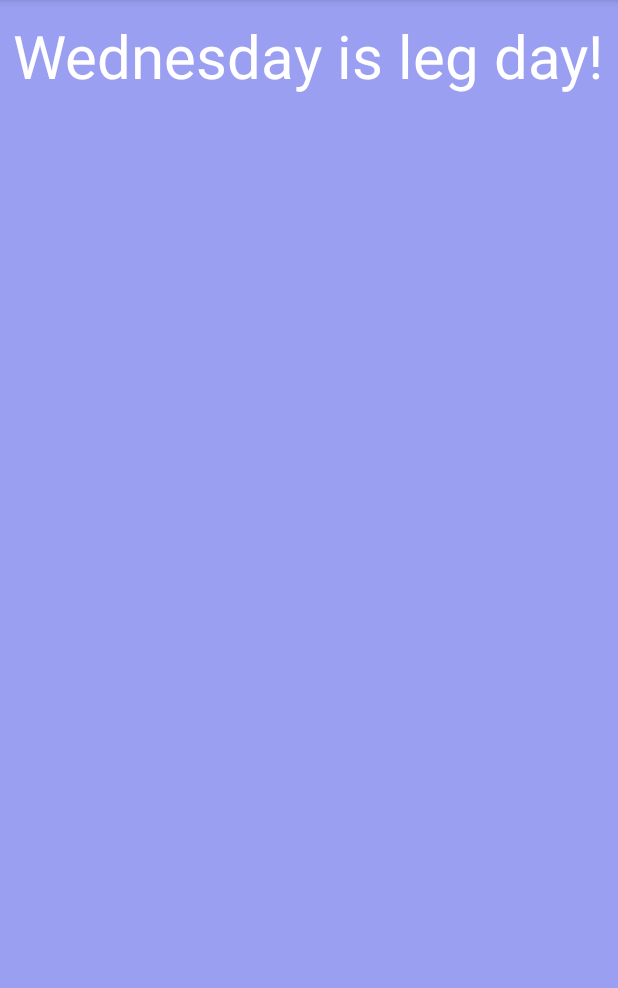
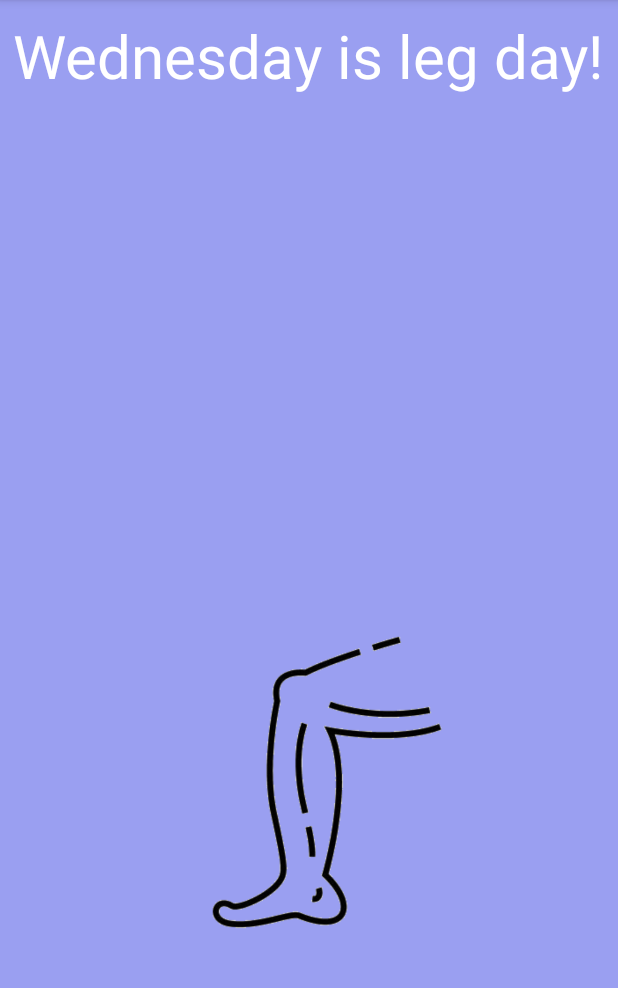
Before and after one commit to KolePeoples/WeeklyWorkoutsFinal, an Android app: the WednesdayWorkout screen opened directly, with no data from a screen before it, on a phone screen of 412 x 824 dp, the part 84-1072 px from its top. Run offline under Robolectric (Android 15) with nearby library versions, the phone set to English and light mode, and no system bars; our stand-ins replace Firebase (no records; nobody signed in at launch, a user with empty details on screens opened directly).

Commit message:
Add leg day image

```diff
--- a/WeeklyWorkouts App/app/src/main/res/layout/activity_tuesday_workout.xml
+++ b/WeeklyWorkouts App/app/src/main/res/layout/activity_tuesday_workout.xml
@@ -34,4 +34,6 @@
         app:layout_constraintStart_toStartOf="parent"
         app:layout_constraintTop_toTopOf="parent" />
 
+
+
 </androidx.constraintlayout.widget.ConstraintLayout>
--- a/WeeklyWorkouts App/app/src/main/res/layout/activity_wednesday_workout.xml
+++ b/WeeklyWorkouts App/app/src/main/res/layout/activity_wednesday_workout.xml
@@ -34,4 +34,15 @@
         app:layout_constraintStart_toStartOf="parent"
         app:layout_constraintTop_toTopOf="parent" />
 
+    <ImageView
+        android:id="@+id/imageView2"
+        android:layout_width="264dp"
+        android:layout_height="293dp"
+        android:layout_marginBottom="100dp"
+        app:layout_constraintBottom_toBottomOf="parent"
+        app:layout_constraintEnd_toEndOf="parent"
+        app:layout_constraintHorizontal_bias="0.585"
+        app:layout_constraintStart_toStartOf="parent"
+        app:srcCompat="@drawable/leg_day_image" />
+
 </androidx.constraintlayout.widget.ConstraintLayout>
```
Also changed, not shown: WeeklyWorkouts App/app/src/main/res/drawable/leg_day_image.png (added).
